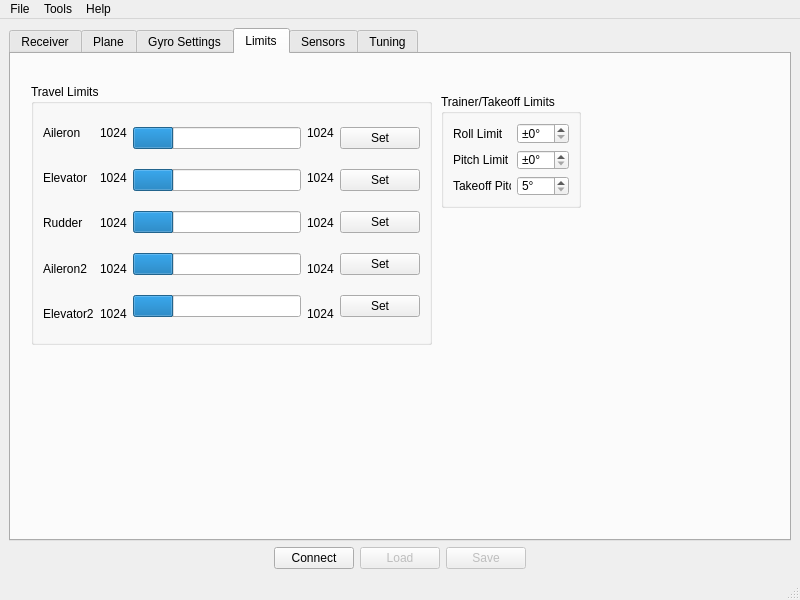
Before: the Qt Designer form software/RX12GConfig/mainwindow.ui in bemcgarvey/RX12G, drawn with Qt 5.
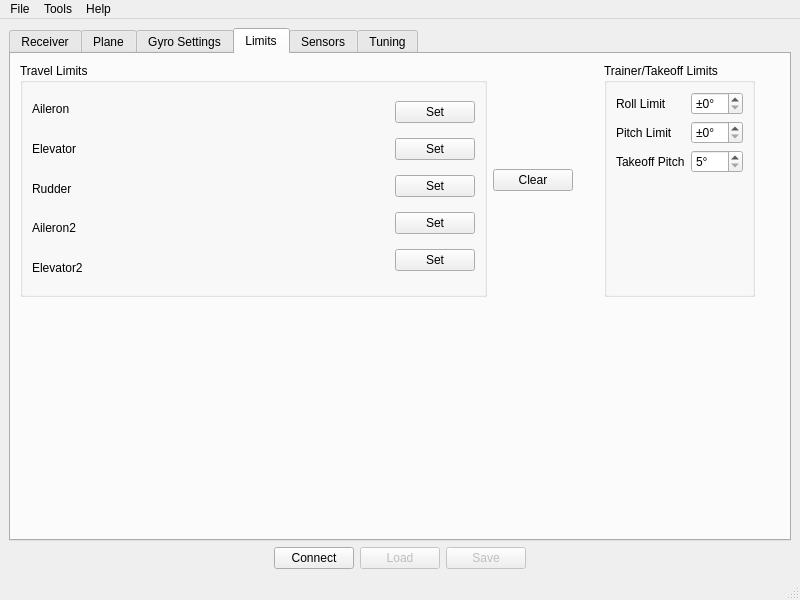
After: the same form once the commit is applied. The open tabs and pages were chosen to show the change. Custom widgets are drawn as their Qt base class.

```diff
--- a/software/RX12GConfig/mainwindow.ui
+++ b/software/RX12GConfig/mainwindow.ui
@@ -790,6 +790,232 @@
             </layout>
            </widget>
           </item>
+          <item>
+           <widget class="QGroupBox" name="extraChannelsGroupBox">
+            <property name="title">
+             <string>Channels</string>
+            </property>
+            <layout class="QVBoxLayout" name="verticalLayout_34">
+             <item>
+              <layout class="QHBoxLayout" name="horizontalLayout_14">
+               <item>
+                <layout class="QVBoxLayout" name="verticalLayout_13">
+                 <item>
+                  <widget class="QLabel" name="label_41">
+                   <property name="text">
+                    <string>Aileron2</string>
+                   </property>
+                  </widget>
+                 </item>
+                 <item>
+                  <widget class="QLabel" name="label_42">
+                   <property name="text">
+                    <string>Elevator2</string>
+                   </property>
+                  </widget>
+                 </item>
+                </layout>
+               </item>
+               <item>
+                <layout class="QVBoxLayout" name="verticalLayout_15">
+                 <item>
+                  <widget class="QComboBox" name="aileron2ChannelComboBox">
+                   <item>
+                    <property name="text">
+                     <string>None</string>
+                    </property>
+                   </item>
+                   <item>
+                    <property name="text">
+                     <string>5</string>
+                    </property>
+                   </item>
+                   <item>
+                    <property name="text">
+                     <string>6</string>
+                    </property>
+                   </item>
+                   <item>
+                    <property name="text">
+                     <string>7</string>
+                    </property>
+                   </item>
+                   <item>
+                    <property name="text">
+                     <string>8</string>
+                    </property>
+                   </item>
+                   <item>
+                    <property name="text">
+                     <string>9</string>
+                    </property>
+                   </item>
+                   <item>
+                    <property name="text">
+                     <string>10</string>
+                    </property>
+                   </item>
+                   <item>
+                    <property name="text">
+                     <string>11</string>
+                    </property>
+                   </item>
+                   <item>
+                    <property name="text">
+                     <string>12</string>
+                    </property>
+                   </item>
+                   <item>
+                    <property name="text">
+                     <string>13</string>
+                    </property>
+                   </item>
+                   <item>
+                    <property name="text">
+                     <string>14</string>
+                    </property>
+                   </item>
+                   <item>
+                    <property name="text">
+                     <string>15</string>
+                    </property>
+                   </item>
+                   <item>
+                    <property name="text">
+                     <string>16</string>
+                    </property>
+                   </item>
+                   <item>
+                    <property name="text">
+                     <string>17</string>
+                    </property>
+                   </item>
+                   <item>
+                    <property name="text">
+                     <string>18</string>
+                    </property>
+                   </item>
+                   <item>
+                    <property name="text">
+                     <string>19</string>
+                    </property>
+                   </item>
+                   <item>
+                    <property name="text">
+                     <string>20</string>
+                    </property>
+                   </item>
+                  </widget>
+                 </item>
+                 <item>
+                  <widget class="QComboBox" name="elevator2ChannelComboBox">
+                   <item>
+                    <property name="text">
+                     <string>None</string>
+                    </property>
+                   </item>
+                   <item>
+                    <property name="text">
+                     <string>5</string>
+                    </property>
+                   </item>
+                   <item>
+                    <property name="text">
+                     <string>6</string>
+                    </property>
+                   </item>
+                   <item>
+                    <property name="text">
+                     <string>7</string>
+                    </property>
+                   </item>
+                   <item>
+                    <property name="text">
+                     <string>8</string>
+                    </property>
+                   </item>
+                   <item>
+                    <property name="text">
+                     <string>9</string>
+                    </property>
+                   </item>
+                   <item>
+                    <property name="text">
+                     <string>10</string>
+                    </property>
+                   </item>
+                   <item>
+                    <property name="text">
+                     <string>11</string>
+                    </property>
+                   </item>
+                   <item>
+                    <property name="text">
+                     <string>12</string>
+                    </property>
+                   </item>
+                   <item>
+                    <property name="text">
+                     <string>13</string>
+                    </property>
+                   </item>
+                   <item>
+                    <property name="text">
+                     <string>14</string>
+                    </property>
+                   </item>
+                   <item>
+                    <property name="text">
+                     <string>15</string>
+                    </property>
+                   </item>
+                   <item>
+                    <property name="text">
+                     <string>16</string>
+                    </property>
+                   </item>
+                   <item>
+                    <property name="text">
+                     <string>17</string>
+                    </property>
+                   </item>
+                   <item>
+                    <property name="text">
+                     <string>18</string>
+                    </property>
+                   </item>
+                   <item>
+                    <property name="text">
+                     <string>19</string>
+                    </property>
+                   </item>
+                   <item>
+                    <property name="text">
+                     <string>20</string>
+                    </property>
+                   </item>
+                  </widget>
+                 </item>
+                </layout>
+               </item>
+              </layout>
+             </item>
+             <item>
+              <spacer name="verticalSpacer_18">
+               <property name="orientation">
+                <enum>Qt::Vertical</enum>
+               </property>
+               <property name="sizeHint" stdset="0">
+                <size>
+                 <width>20</width>
+                 <height>40</height>
+                </size>
+               </property>
+              </spacer>
+             </item>
+            </layout>
+           </widget>
+          </item>
           <item>
            <widget class="QGroupBox" name="deadbandGroupBox">
             <property name="title">
@@ -2175,93 +2401,11 @@
        <attribute name="title">
         <string>Limits</string>
        </attribute>
-       <widget class="QGroupBox" name="trainerLimitsGroupBox">
-        <property name="geometry">
-         <rect>
-          <x>430</x>
-          <y>40</y>
-          <width>140</width>
-          <height>114</height>
-         </rect>
-        </property>
-        <property name="title">
-         <string>Trainer/Takeoff Limits</string>
-        </property>
-        <layout class="QGridLayout" name="gridLayout_6">
-         <item row="0" column="0">
-          <widget class="QLabel" name="label_37">
-           <property name="text">
-            <string>Roll Limit</string>
-           </property>
-          </widget>
-         </item>
-         <item row="0" column="1">
-          <widget class="QSpinBox" name="rollLimitSpinBox">
-           <property name="suffix">
-            <string>°</string>
-           </property>
-           <property name="prefix">
-            <string>±</string>
-           </property>
-           <property name="maximum">
-            <number>90</number>
-           </property>
-          </widget>
-         </item>
-         <item row="1" column="0">
-          <widget class="QLabel" name="label_38">
-           <property name="text">
-            <string>Pitch Limit</string>
-           </property>
-          </widget>
-         </item>
-         <item row="1" column="1">
-          <widget class="QSpinBox" name="pitchLimitSpinBox">
-           <property name="suffix">
-            <string>°</string>
-           </property>
-           <property name="prefix">
-            <string>±</string>
-           </property>
-           <property name="maximum">
-            <number>90</number>
-           </property>
-          </widget>
-         </item>
-         <item row="2" column="0">
-          <widget class="QLabel" name="label_39">
-           <property name="text">
-            <string>Takeoff Pitch</string>
-           </property>
-          </widget>
-         </item>
-         <item row="2" column="1">
-          <widget class="QSpinBox" name="takeoffPitchSpinBox">
-           <property name="suffix">
-            <string>°</string>
-           </property>
-           <property name="prefix">
-            <string/>
-           </property>
-           <property name="minimum">
-            <number>5</number>
-           </property>
-           <property name="maximum">
-            <number>30</number>
-           </property>
-          </widget>
-         </item>
-        </layout>
-       </widget>
+       <layout class="QVBoxLayout" name="verticalLayout_33">
+        <item>
+         <layout class="QHBoxLayout" name="horizontalLayout_11">
+          <item>
        <widget class="QGroupBox" name="travelLimitsGroupBox">
-        <property name="geometry">
-         <rect>
-          <x>20</x>
-          <y>30</y>
-          <width>401</width>
-          <height>261</height>
-         </rect>
-        </property>
         <property name="title">
          <string>Travel Limits</string>
         </property>
@@ -2305,135 +2449,29 @@
            </item>
           </layout>
          </item>
-         <item>
-          <layout class="QVBoxLayout" name="verticalLayout_13">
-           <item>
-            <widget class="QLabel" name="label_41">
-             <property name="text">
-              <string>1024</string>
-             </property>
-            </widget>
-           </item>
-           <item>
-            <widget class="QLabel" name="label_44">
-             <property name="text">
-              <string>1024</string>
-             </property>
-            </widget>
-           </item>
-           <item>
-            <widget class="QLabel" name="label_47">
-             <property name="text">
-              <string>1024</string>
-             </property>
-            </widget>
-           </item>
-           <item>
-            <widget class="QLabel" name="label_50">
-             <property name="text">
-              <string>1024</string>
-             </property>
-            </widget>
-           </item>
-           <item>
-            <widget class="QLabel" name="label_53">
-             <property name="text">
-              <string>1024</string>
-             </property>
-            </widget>
-           </item>
-          </layout>
-         </item>
          <item>
           <layout class="QVBoxLayout" name="verticalLayout_14">
            <item>
-            <widget class="QProgressBar" name="progressBar">
-             <property name="value">
-              <number>24</number>
-             </property>
-             <property name="textVisible">
-              <bool>false</bool>
-             </property>
+                <widget class="MinMaxBar" name="aileronMinMaxBar" native="true">
+                 <property name="minimumSize">
+                  <size>
+                   <width>300</width>
+                   <height>0</height>
+                  </size>
+                 </property>
             </widget>
            </item>
            <item>
-            <widget class="QProgressBar" name="progressBar_2">
-             <property name="value">
-              <number>24</number>
-             </property>
-             <property name="textVisible">
-              <bool>false</bool>
-             </property>
-            </widget>
+                <widget class="MinMaxBar" name="elevatorMinMaxBar" native="true"/>
            </item>
            <item>
-            <widget class="QProgressBar" name="progressBar_3">
-             <property name="value">
-              <number>24</number>
-             </property>
-             <property name="textVisible">
-              <bool>false</bool>
-             </property>
-            </widget>
+                <widget class="MinMaxBar" name="rudderMinMaxBar" native="true"/>
            </item>
            <item>
-            <widget class="QProgressBar" name="progressBar_4">
-             <property name="value">
-              <number>24</number>
-             </property>
-             <property name="textVisible">
-              <bool>false</bool>
-             </property>
-            </widget>
+                <widget class="MinMaxBar" name="aileron2MinMaxBar" native="true"/>
            </item>
            <item>
-            <widget class="QProgressBar" name="progressBar_5">
-             <property name="value">
-              <number>24</number>
-             </property>
-             <property name="textVisible">
-              <bool>false</bool>
-             </property>
-            </widget>
-           </item>
-          </layout>
-         </item>
-         <item>
-          <layout class="QVBoxLayout" name="verticalLayout_15">
-           <item>
-            <widget class="QLabel" name="label_42">
-             <property name="text">
-              <string>1024</string>
-             </property>
-            </widget>
-           </item>
-           <item>
-            <widget class="QLabel" name="label_45">
-             <property name="text">
-              <string>1024</string>
-             </property>
-            </widget>
-           </item>
-           <item>
-            <widget class="QLabel" name="label_48">
-             <property name="text">
-              <string>1024</string>
-             </property>
-            </widget>
-           </item>
-           <item>
-            <widget class="QLabel" name="label_51">
-             <property name="text">
-              <string>1024</string>
-             </property>
-            </widget>
-           </item>
-           <item>
-            <widget class="QLabel" name="label_54">
-             <property name="text">
-              <string>1024</string>
-             </property>
-            </widget>
+                <widget class="MinMaxBar" name="elevator2MinMaxBar" native="true"/>
            </item>
           </layout>
          </item>
@@ -2478,6 +2516,141 @@
          </item>
         </layout>
        </widget>
+          </item>
+          <item>
+           <widget class="QPushButton" name="clearMinMaxPushButton">
+            <property name="text">
+             <string>Clear</string>
+            </property>
+           </widget>
+          </item>
+          <item>
+           <spacer name="horizontalSpacer_9">
+            <property name="orientation">
+             <enum>Qt::Horizontal</enum>
+            </property>
+            <property name="sizeHint" stdset="0">
+             <size>
+              <width>40</width>
+              <height>20</height>
+             </size>
+            </property>
+           </spacer>
+          </item>
+          <item>
+           <widget class="QGroupBox" name="trainerLimitsGroupBox">
+            <property name="title">
+             <string>Trainer/Takeoff Limits</string>
+            </property>
+            <layout class="QGridLayout" name="gridLayout_6">
+             <item row="1" column="1">
+              <widget class="QSpinBox" name="pitchLimitSpinBox">
+               <property name="suffix">
+                <string>°</string>
+               </property>
+               <property name="prefix">
+                <string>±</string>
+               </property>
+               <property name="maximum">
+                <number>90</number>
+               </property>
+              </widget>
+             </item>
+             <item row="0" column="1">
+              <widget class="QSpinBox" name="rollLimitSpinBox">
+               <property name="suffix">
+                <string>°</string>
+               </property>
+               <property name="prefix">
+                <string>±</string>
+               </property>
+               <property name="maximum">
+                <number>90</number>
+               </property>
+              </widget>
+             </item>
+             <item row="2" column="0">
+              <widget class="QLabel" name="label_39">
+               <property name="text">
+                <string>Takeoff Pitch</string>
+               </property>
+              </widget>
+             </item>
+             <item row="2" column="1">
+              <widget class="QSpinBox" name="takeoffPitchSpinBox">
+               <property name="suffix">
+                <string>°</string>
+               </property>
+               <property name="prefix">
+                <string/>
+               </property>
+               <property name="minimum">
+                <number>5</number>
+               </property>
+               <property name="maximum">
+                <number>30</number>
+               </property>
+              </widget>
+             </item>
+             <item row="1" column="0">
+              <widget class="QLabel" name="label_38">
+               <property name="text">
+                <string>Pitch Limit</string>
+               </property>
+              </widget>
+             </item>
+             <item row="0" column="0">
+              <widget class="QLabel" name="label_37">
+               <property name="text">
+                <string>Roll Limit</string>
+               </property>
+              </widget>
+             </item>
+             <item row="3" column="0">
+              <spacer name="verticalSpacer_17">
+               <property name="orientation">
+                <enum>Qt::Vertical</enum>
+               </property>
+               <property name="sizeHint" stdset="0">
+                <size>
+                 <width>20</width>
+                 <height>40</height>
+                </size>
+               </property>
+              </spacer>
+             </item>
+            </layout>
+           </widget>
+          </item>
+          <item>
+           <spacer name="horizontalSpacer_10">
+            <property name="orientation">
+             <enum>Qt::Horizontal</enum>
+            </property>
+            <property name="sizeHint" stdset="0">
+             <size>
+              <width>40</width>
+              <height>20</height>
+             </size>
+            </property>
+           </spacer>
+          </item>
+         </layout>
+        </item>
+        <item>
+         <spacer name="verticalSpacer_16">
+          <property name="orientation">
+           <enum>Qt::Vertical</enum>
+          </property>
+          <property name="sizeHint" stdset="0">
+           <size>
+            <width>20</width>
+            <height>40</height>
+           </size>
+          </property>
+         </spacer>
+        </item>
+       </layout>
       </widget>
       <widget class="QWidget" name="sensorTab">
        <attribute name="title">
@@ -2982,6 +3155,14 @@
    </property>
   </action>
  </widget>
+ <customwidgets>
+  <customwidget>
+   <class>MinMaxBar</class>
+   <extends>QWidget</extends>
+   <header>minmaxbar.h</header>
+   <container>1</container>
+  </customwidget>
+ </customwidgets>
  <resources/>
  <connections/>
 </ui>
```
Left out of the diff: 20 changed lines with no effect on the pictures. Lines whose indentation alone changed are shown as unchanged.
